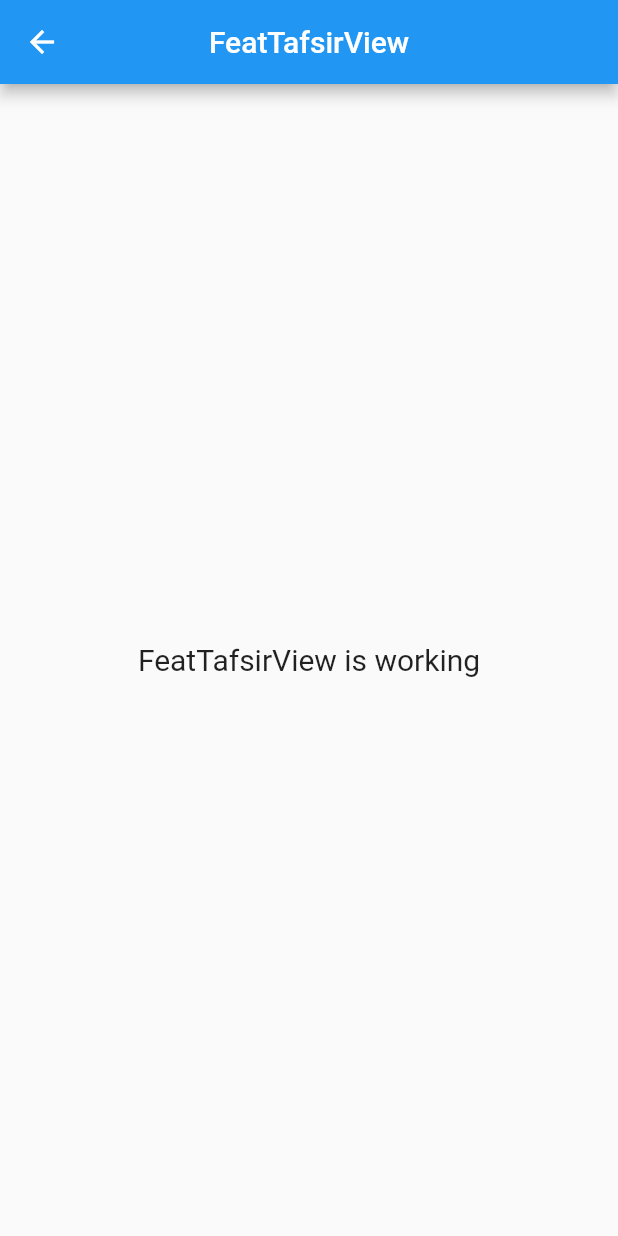
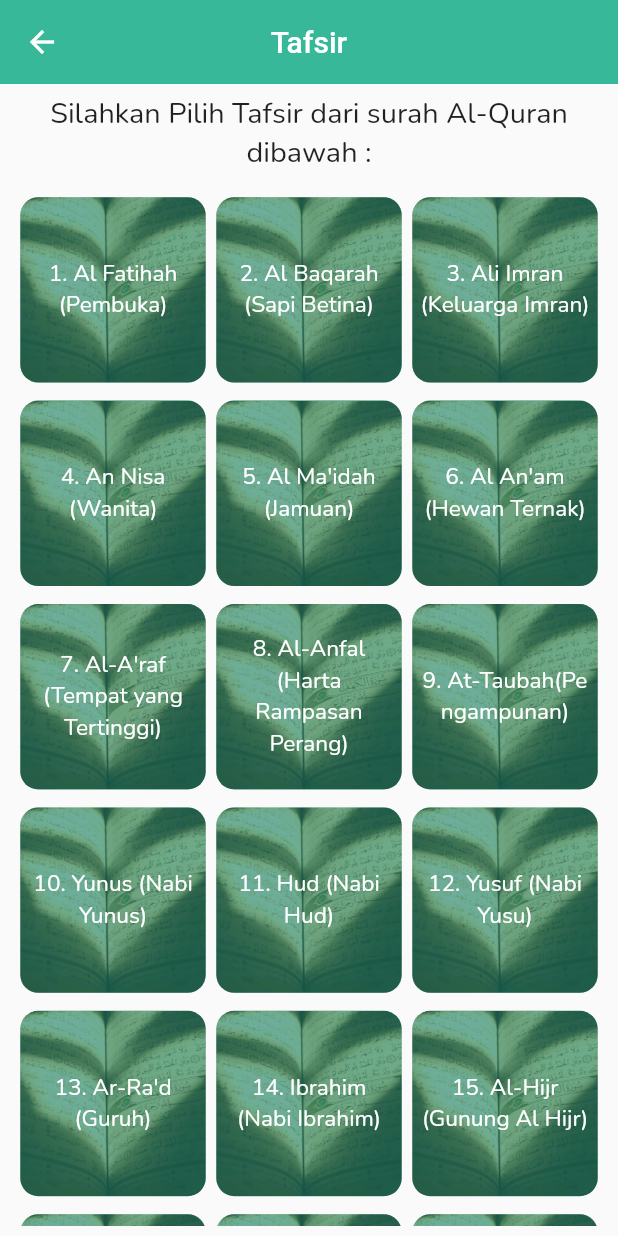
Before and after one commit to bagussubagja/muslim-pocket-app, a Flutter app: the FeatTafsirView screen opened by its route, on a phone screen of 412 x 824 dp. Run offline on Flutter 3.47's test engine with Material 2 defaults, Android fonts, the phone set to English and light mode, and no system bars; our stand-ins replace audioplayers, cached_network_image, curved_navigation_bar, geolocator, get, get_storage and 2 more; missing offline and left inert: flutter_islamic_icons, hijriyah_indonesia, slide_digital_clock; accounts and stored records are empty; network calls fail; statements that could not run were skipped.

Commit message:
MP-10 : Add Tafsir Feature

```diff
--- /dev/null
+++ b/lib/app/data/models/tafsir_model.dart
@@ -0,0 +1,150 @@
+// To parse this JSON data, do
+//
+//     final tafsirModel = tafsirModelFromJson(jsonString);
+
+import 'dart:convert';
+
+TafsirModel? tafsirModelFromJson(String str) =>
+    TafsirModel.fromJson(json.decode(str));
+
+String tafsirModelToJson(TafsirModel? data) => json.encode(data!.toJson());
+
+class TafsirModel {
+  TafsirModel({
+    this.status,
+    this.nomor,
+    this.nama,
+    this.namaLatin,
+    this.jumlahAyat,
+    this.tempatTurun,
+    this.arti,
+    this.deskripsi,
+    this.audio,
+    this.tafsir,
+    this.suratSelanjutnya,
+    this.suratSebelumnya,
+  });
+
+  bool? status;
+  int? nomor;
+  String? nama;
+  String? namaLatin;
+  int? jumlahAyat;
+  String? tempatTurun;
+  String? arti;
+  String? deskripsi;
+  String? audio;
+  List<Tafsir?>? tafsir;
+  SuratSelanjutnya? suratSelanjutnya;
+  bool? suratSebelumnya;
+
+  factory TafsirModel.fromJson(Map<String, dynamic> json) => TafsirModel(
+        nomor: json["nomor"],
+        nama: json["nama"],
+        namaLatin: json["nama_latin"],
+        jumlahAyat: json["jumlah_ayat"],
+        tempatTurun: json["tempat_turun"],
+        arti: json["arti"],
+        deskripsi: json["deskripsi"],
+        audio: json["audio"],
+        tafsir: json["tafsir"] == null
+            ? []
+            : List<Tafsir?>.from(
+                json["tafsir"]!.map((x) => Tafsir.fromJson(x))),
+        suratSelanjutnya: SuratSelanjutnya.fromJson(json["surat_selanjutnya"]),
+      );
+
+  Map<String, dynamic> toJson() => {
+        "status": status,
+        "nomor": nomor,
+        "nama": nama,
+        "nama_latin": namaLatin,
+        "jumlah_ayat": jumlahAyat,
+        "tempat_turun": tempatTurun,
+        "arti": arti,
+        "deskripsi": deskripsi,
+        "audio": audio,
+        "tafsir": tafsir == null
+            ? []
+            : List<dynamic>.from(tafsir!.map((x) => x!.toJson())),
+        "surat_selanjutnya": suratSelanjutnya!.toJson(),
+        "surat_sebelumnya": suratSebelumnya,
+      };
+}
+
+class SuratSelanjutnya {
+  SuratSelanjutnya({
+    this.id,
+    this.nomor,
+    this.nama,
+    this.namaLatin,
+    this.jumlahAyat,
+    this.tempatTurun,
+    this.arti,
+    this.deskripsi,
+    this.audio,
+  });
+
+  int? id;
+  int? nomor;
+  String? nama;
+  String? namaLatin;
+  int? jumlahAyat;
+  String? tempatTurun;
+  String? arti;
+  String? deskripsi;
+  String? audio;
+
+  factory SuratSelanjutnya.fromJson(Map<String, dynamic> json) =>
+      SuratSelanjutnya(
+        id: json["id"],
+        nomor: json["nomor"],
+        nama: json["nama"],
+        namaLatin: json["nama_latin"],
+        jumlahAyat: json["jumlah_ayat"],
+        tempatTurun: json["tempat_turun"],
+        arti: json["arti"],
+        deskripsi: json["deskripsi"],
+        audio: json["audio"],
+      );
+
+  Map<String, dynamic> toJson() => {
+        "id": id,
+        "nomor": nomor,
+        "nama": nama,
+        "nama_latin": namaLatin,
+        "jumlah_ayat": jumlahAyat,
+        "tempat_turun": tempatTurun,
+        "arti": arti,
+        "deskripsi": deskripsi,
+        "audio": audio,
+      };
+}
+
+class Tafsir {
+  Tafsir({
+    this.id,
+    this.surah,
+    this.ayat,
+    this.tafsir,
+  });
+
+  int? id;
+  int? surah;
+  int? ayat;
+  String? tafsir;
+
+  factory Tafsir.fromJson(Map<String, dynamic> json) => Tafsir(
+        id: json["id"],
+        surah: json["surah"],
+        ayat: json["ayat"],
+        tafsir: json["tafsir"],
+      );
+
+  Map<String, dynamic> toJson() => {
+        "id": id,
+        "surah": surah,
+        "ayat": ayat,
+        "tafsir": tafsir,
+      };
+}
--- a/lib/app/modules/home/feat_tafsir/controllers/feat_tafsir_controller.dart
+++ b/lib/app/modules/home/feat_tafsir/controllers/feat_tafsir_controller.dart
@@ -1,9 +1,122 @@
 import 'package:get/get.dart';
 
 class FeatTafsirController extends GetxController {
-  //TODO: Implement FeatTafsirController
+  final List<String> quranSurahList = [
+    "1. Al Fatihah (Pembuka)",
+    "2. Al Baqarah (Sapi Betina)",
+    "3. Ali Imran (Keluarga Imran)",
+    "4. An Nisa (Wanita)",
+    "5. Al Ma'idah (Jamuan)",
+    "6. Al An'am (Hewan Ternak)",
+    "7. Al-A'raf (Tempat yang Tertinggi)",
+    "8. Al-Anfal (Harta Rampasan Perang)",
+    "9. At-Taubah(Pengampunan)",
+    "10. Yunus (Nabi Yunus)",
+    "11. Hud (Nabi Hud)",
+    "12. Yusuf (Nabi Yusu)",
+    "13. Ar-Ra'd (Guruh)",
+    "14. Ibrahim (Nabi Ibrahim)",
+    "15. Al-Hijr (Gunung Al Hijr)",
+    "16. An-Nahl (Lebah)",
+    "17. Al-Isra' (Perjalanan Malam)",
+    "18. Al-Kahf (Penghuni-penghuni Gua)",
+    "19. Maryam (Maryam)",
+    "20. Ta Ha (Ta Ha)",
+    "21. Al-Anbiya (Nabi-Nabi)",
+    "22. Al-Hajj (Haji)",
+    "23. Al-Mu'minun (Orang-orang mukmin)",
+    "24. An-Nur (Cahaya)",
+    "25. Al-Furqan (Pembeda)",
+    "26. Asy-Syu'ara' (Penyair)",
+    "27. An-Naml (Semut)",
+    "28. Al-Qasas (Kisah-kisah)",
+    "29. Al-'Ankabut (Laba-laba)",
+    "30. Ar-Rum (Bangsa Romawi)",
+    "31. Luqman (Keluarga Luqman)",
+    "32. As-Sajdah (Sajdah)",
+    "33. Al-Ahzab (Golongan-golongan yang Bersekutu)",
+    "34. Saba' (Kaum Saba')",
+    "35. Fatir (Pencipta)",
+    "36. Ya Sin (Yaasiin)",
+    "37. As-Saffat (Barisan-barisan)",
+    "38. Sad (Shaad)",
+    "39. Az-Zumar (Rombongan-rombongan)",
+    "40. Ghafir (Yang Mengampuni)",
+    "41. Fussilat (Yang Dijelaskan)",
+    "42. Asy-Syura (Musyawarah)",
+    "43. Az-Zukhruf (Perhiasan)",
+    "44. Ad-Dukhan (Kabut)",
+    "45. Al-Jasiyah (Yang Bertekuk Lutut)",
+    "46. Al-Ahqaf (Bukit-bukit Pasir)",
+    "47. Muhammad (Nabi Muhammad)",
+    "48. Al-Fath (Kemenangan)",
+    "49. Al-Hujurat (Kamar-kamar)",
+    "50. Qaf (Qaaf)",
+    "51. Az-Zariyat (Angin yang Menerbangkan)",
+    "52. At-Tur (Bukit)",
+    "53. An-Najm (Bintang)",
+    "54. Al-Qamar (Bulan)",
+    "55. Ar-Rahman (Yang Maha Pemurah)",
+    "56. Al-Waqi'ah (Hari Kiamat)",
+    "57. Al-Hadid (Besi)",
+    "58. Al-Mujadilah (Wanita yang Mengajukan Gugatan)",
+    "59. Al-Hasyr (Pengusiran)",
+    "60. Al-Mumtahanah (Wanita yang Diuji)",
+    "61. As-Saff (Satu Barisan)",
+    "62. Al-Jumu'ah (Hari Jum'at)",
+    "63. Al-Munafiqun (Orang-orang yang Munafik)",
+    "64. At-Tagabun (Hari Dinampakkan Kesalahan-kesalahan)",
+    "65. At-Talaq (Talak)",
+    "67. Al-Mulk (Kerajaan)",
+    "68. Al-Qalam (Pena)",
+    "69. Al-Haqqah (Hari Kiamat)",
+    "70. Al-Ma'arij (Tempat Naik)",
+    "71. Nuh (Nabi Nuh)",
+    "72. Al-Jinn (Jin)",
+    "73. Al-Muzzammil (Orang yang Berselimut)",
+    "74. Al-Muddassir (Orang yang Berkemul)",
+    "75. Al-Qiyamah (Kiamat)",
+    "76. Al-Insan (Manusia)",
+    "77. Al-Mursalat (Malaikat-Malaikat Yang Diutus)",
+    "78. An-Naba' (Berita Besar)",
+    "79. An-Nazi'at (Malaikat-Malaikat Yang Mencabut)",
+    "80. 'Abasa (Ia Bermuka Masam)",
+    "81. At-Takwir (Menggulung)",
+    "82.Al-Infitar (Terbelah)",
+    "83. Al-Tatfif (Orang-orang yang Curang)",
+    "84. Al-Insyiqaq (Terbelah)",
+    "85. Al-Buruj (Gugusan Bintang)",
+    "86. At-Tariq (Yang Datang di Malam Hari)",
+    "87. Al-A'la (Yang Paling Tinggi)",
+    "88. Al-Gasyiyah (Hari Pembalasan)",
+    "89. Al-Fajr (Fajar)",
+    "90. Al-Balad (Negeri)",
+    "91. Asy-Syams (Matahari)",
+    "92. Al-Lail (Malam)",
+    "93. Ad-Duha (Waktu Matahari Sepenggalahan Naik (Dhuha))",
+    "94. Al-Insyirah (Melapangkan)",
+    "95. At-Tin (Buah Tin)",
+    "96. Al-'Alaq (Segumpal Darah)",
+    "97. Al-Qadr (Kemuliaan)",
+    "98. Al-Bayyinah (Pembuktian)",
+    "99. Az-Zalzalah (Kegoncangan)",
+    "100. Al-'Adiyat (Berlari Kencang)",
+    "101. Al-Qari'ah (Hari Kiamat)",
+    "102. At-Takasur (Bermegah-megahan)",
+    "103. Al-'Asr (Masa)",
+    "104. Al-Humazah (Pengumpat)",
+    "105. Al-Fil (Gajah)",
+    "106. Quraisy (Suku Quraisy)",
+    "107. Al-Ma'un (Barang-barang yang Berguna)",
+    "108. Al-Kausar (Nikmat yang Berlimpah)",
+    "109. Al-Kafirun (Orang-orang Kafir)",
+    "110. An-Nasr (Pertolongan)",
+    "111. Al-Lahab (Gejolak Api)",
+    "112. Al-Ikhlas (Ikhlas)",
+    "113. Al-Falaq (Waktu Subuh)",
+    "114.An-Nas (Umat Manusia)",
+  ];
 
-  final count = 0.obs;
   @override
   void onInit() {
     super.onInit();
@@ -18,6 +131,4 @@ class FeatTafsirController extends GetxController {
   void onClose() {
     super.onClose();
   }
-
-  void increment() => count.value++;
 }
--- a/lib/app/modules/home/feat_tafsir/views/feat_tafsir_view.dart
+++ b/lib/app/modules/home/feat_tafsir/views/feat_tafsir_view.dart
@@ -1,22 +1,87 @@
 import 'package:flutter/material.dart';
 
 import 'package:get/get.dart';
+import 'package:muslim_pocket_app/app/utils/constants/constant_layout.dart';
+import 'package:muslim_pocket_app/app/utils/constants/constant_theme.dart';
+import 'package:muslim_pocket_app/app/widgets/margin_widget.dart';
+import 'package:sizer/sizer.dart';
 
+import '../../../../routes/app_pages.dart';
 import '../controllers/feat_tafsir_controller.dart';
 
 class FeatTafsirView extends GetView<FeatTafsirController> {
-  const FeatTafsirView({Key? key}) : super(key: key);
+  FeatTafsirView({Key? key}) : super(key: key);
+  @override
+  final controller = Get.put(FeatTafsirController());
   @override
   Widget build(BuildContext context) {
     return Scaffold(
       appBar: AppBar(
-        title: const Text('FeatTafsirView'),
+        title: Text('tafsir'.tr),
         centerTitle: true,
+        backgroundColor: greenPrimaryColor,
+        elevation: 0,
       ),
-      body: const Center(
-        child: Text(
-          'FeatTafsirView is working',
-          style: TextStyle(fontSize: 20),
+      body: SafeArea(
+        child: Padding(
+          padding: defaultPaddingScreen,
+          child: ListView(
+            children: [
+              Text(
+                'Silahkan Pilih Tafsir dari surah Al-Quran dibawah :',
+                style: regularStyle,
+                textAlign: TextAlign.center,
+              ),
+              marginWidget(2.h, 0),
+              SizedBox(
+                width: Get.width,
+                child: Wrap(
+                  alignment: WrapAlignment.spaceAround,
+                  runSpacing: 12,
+                  children:
+                      List.generate(controller.quranSurahList.length, (index) {
+                    return InkWell(
+                      onTap: () {
+                        final noSurah =
+                            controller.quranSurahList[index].numericOnly();
+                        Get.toNamed(Routes.DETAIL_FEAT_TAFSIR,
+                            arguments: noSurah);
+                      },
+                      child: Container(
+                        height: 15.h,
+                        width: 15.h,
+                        padding: const EdgeInsets.all(5),
+                        decoration: BoxDecoration(
+                          borderRadius: BorderRadius.circular(12),
+                          color: greenDarkerColor,
+                          image: const DecorationImage(
+                            image: AssetImage(
+                                'assets/images/quran-surah-background.jpg'),
+                            opacity: 0.35,
+                            fit: BoxFit.cover,
+                          ),
+                        ),
+                        child: Column(
+                          mainAxisAlignment: MainAxisAlignment.center,
+                          crossAxisAlignment: CrossAxisAlignment.start,
+                          children: [
+                            Text(
+                              controller.quranSurahList[index],
+                              style: regularStyle.copyWith(
+                                color: Colors.white,
+                                fontSize: 11.sp,
+                              ),
+                              textAlign: TextAlign.center,
+                            ),
+                          ],
+                        ),
+                      ),
+                    );
+                  }),
+                ),
+              )
+            ],
+          ),
         ),
       ),
     );
--- a/lib/app/routes/app_pages.dart
+++ b/lib/app/routes/app_pages.dart
@@ -8,6 +8,8 @@ import '../modules/home/feat_hadits/detail_feat_hadits/bindings/detail_feat_hadi
 import '../modules/home/feat_hadits/detail_feat_hadits/views/detail_feat_hadits_view.dart';
 import '../modules/home/feat_hadits/views/feat_hadits_view.dart';
 import '../modules/home/feat_tafsir/bindings/feat_tafsir_binding.dart';
+import '../modules/home/feat_tafsir/detail_feat_tafsir/bindings/detail_feat_tafsir_binding.dart';
+import '../modules/home/feat_tafsir/detail_feat_tafsir/views/detail_feat_tafsir_view.dart';
 import '../modules/home/feat_tafsir/views/feat_tafsir_view.dart';
 import '../modules/home/views/home_view.dart';
 import '../modules/kajian/bindings/kajian_binding.dart';
@@ -50,8 +52,15 @@ class AppPages {
         ),
         GetPage(
           name: _Paths.FEAT_TAFSIR,
-          page: () => const FeatTafsirView(),
+          page: () => FeatTafsirView(),
           binding: FeatTafsirBinding(),
+          children: [
+            GetPage(
+              name: _Paths.DETAIL_FEAT_TAFSIR,
+              page: () => const DetailFeatTafsirView(),
+              binding: DetailFeatTafsirBinding(),
+            ),
+          ],
         ),
         GetPage(
           name: _Paths.FEAT_DOA_COLLECTION,
--- a/lib/app/routes/app_routes.dart
+++ b/lib/app/routes/app_routes.dart
@@ -22,6 +22,8 @@ abstract class Routes {
   static const DETAIL_FEAT_HADITS =
       _Paths.HOME + _Paths.FEAT_HADITS + _Paths.DETAIL_FEAT_HADITS;
   static const FEAT_DOA_COLLECTION = _Paths.HOME + _Paths.FEAT_DOA_COLLECTION;
+  static const DETAIL_FEAT_TAFSIR =
+      _Paths.HOME + _Paths.FEAT_TAFSIR + _Paths.DETAIL_FEAT_TAFSIR;
 }
 
 abstract class _Paths {
@@ -43,4 +45,5 @@ abstract class _Paths {
   static const FEAT_NEARBY_MOSQUE = '/feat-nearby-mosque';
   static const DETAIL_FEAT_HADITS = '/detail-feat-hadits';
   static const FEAT_DOA_COLLECTION = '/feat-doa-collection';
+  static const DETAIL_FEAT_TAFSIR = '/detail-feat-tafsir';
 }
--- a/lib/app/translations/translations.dart
+++ b/lib/app/translations/translations.dart
@@ -1,68 +1,74 @@
 import 'package:get/get.dart';
 
-class LocaleLanguage extends Translations{
+class LocaleLanguage extends Translations {
   @override
   // TODO: implement keys
   Map<String, Map<String, String>> get keys => {
-    'id_ID' : {
+        'id_ID': {
           'salam': 'Assalamualaikum',
-      'shubuh' : 'Shubuh',
-      'dzuhur' : 'Dzuhur',
-      'ashar' : 'Ashar',
-      'maghrib' : 'Maghrib',
-      'isya' : 'Isya',
+          'shubuh': 'Shubuh',
+          'dzuhur': 'Dzuhur',
+          'ashar': 'Ashar',
+          'maghrib': 'Maghrib',
+          'isya': 'Isya',
           'kategori': 'Kategori',
           'quran': 'Al-Quran',
-      'hadist' : 'Hadits',
-      'kumpulan_doa' : 'Kumpulan Do\'a-do\'a',
-      'tafsir' : 'Tafsir',
-      'masjid_terdekat' : 'Masjid Terdekat',
+          'hadist': 'Hadits',
+          'kumpulan_doa': 'Kumpulan Do\'a-do\'a',
+          'tafsir': 'Tafsir',
+          'tafsir_alquran': 'Tafsir Al-quran',
+          'masjid_terdekat': 'Masjid Terdekat',
           'surah_of_the_day': "Surah Hari Ini",
-      'ayat_of_the_day' : "Ayat Hari Ini",
-      'text_banner_ayat_of_the_day' : 'Dapatkan ayat pilihan agar menjadi pengingat bagimu!',
-      'get_ayat_of_the_day' : 'Dapatkan Ayat Hari Ini!',
+          'ayat_of_the_day': "Ayat Hari Ini",
+          'text_banner_ayat_of_the_day':
+              'Dapatkan ayat pilihan agar menjadi pengingat bagimu!',
+          'get_ayat_of_the_day': 'Dapatkan Ayat Hari Ini!',
           'daftar_surah': 'Daftar Surah',
-      'yufid_search_engine' : 'Yufid.com : Mesin Pencari Islami',
-      'kajian_islami' : 'Kajian Islami',
-      'dengar_kajian_24_7' : 'Dengarkan Kajian Islam Terbaik dari Para Asatidz selama 24/7',
-      'channel_islam' : 'Kanal Islam',
-      'playlist_kajian' : 'Daftar Putar Video Kajian',
-      'selengkapnya' : 'Selengkapnya',
-      'pengaturan' : 'Pengaturan',
-      'akun' : 'Akun',
-      'tentang_kami' : 'Tentang Kami',
-      'pusat_bantuan' : 'Pusat Bantuan',
-      'log_out' : 'Log Out'
+          'yufid_search_engine': 'Yufid.com : Mesin Pencari Islami',
+          'kajian_islami': 'Kajian Islami',
+          'dengar_kajian_24_7':
+              'Dengarkan Kajian Islam Terbaik dari Para Asatidz selama 24/7',
+          'channel_islam': 'Kanal Islam',
+          'playlist_kajian': 'Daftar Putar Video Kajian',
+          'selengkapnya': 'Selengkapnya',
+          'pengaturan': 'Pengaturan',
+          'akun': 'Akun',
+          'tentang_kami': 'Tentang Kami',
+          'pusat_bantuan': 'Pusat Bantuan',
+          'log_out': 'Log Out'
         },
-    'en_US' : {
+        'en_US': {
           'salam': 'Assalamualaikum',
-      'shubuh' : 'Shubuh',
-      'dzuhur' : 'Dzuhur',
-      'ashar' : 'Ashar',
-      'maghrib' : 'Maghrib',
-      'isya' : 'Isya',
+          'shubuh': 'Shubuh',
+          'dzuhur': 'Dzuhur',
+          'ashar': 'Ashar',
+          'maghrib': 'Maghrib',
+          'isya': 'Isya',
           'kategori': 'Category',
           'quran': 'Al-Quran',
-      'hadist' : 'Hadits',
-      'kumpulan_doa' : 'Collection of Prayers',
-      'tafsir' : 'Tafsir',
-      'masjid_terdekat' : 'Mosque Nearby',
+          'hadist': 'Hadits',
+          'kumpulan_doa': 'Collection of Prayers',
+          'tafsir': 'Tafsir',
+          'tafsir_alquran': 'Tafsir Al-quran',
+          'masjid_terdekat': 'Mosque Nearby',
           'surah_of_the_day': "Surah of The Day",
-      'ayat_of_the_day' : "Ayat of The Day",
-      'text_banner_ayat_of_the_day' : 'Get selected verses to serve as a reminder to you!',
-      'get_ayat_of_the_day' : 'Dapatkan Ayat Hari Ini!',
+          'ayat_of_the_day': "Ayat of The Day",
+          'text_banner_ayat_of_the_day':
+              'Get selected verses to serve as a reminder to you!',
+          'get_ayat_of_the_day': 'Dapatkan Ayat Hari Ini!',
           'daftar_surah': 'List of Surah',
-      'yufid_search_engine' : 'Yufid.com : Islamic Search Engine',
-      'kajian_islami' : 'Islamic Studies',
-      'dengar_kajian_24_7' : 'Listen to the Best Islamic Studies from Asatidz for 24/7',
-      'channel_islam' : 'Islamic Channel',
-      'playlist_kajian' : 'Playlist Islamic Studies Video',
-      'selengkapnya' : 'More',
-      'pengaturan' : 'Setting',
-      'akun' : 'Account',
-      'tentang_kami' : 'About Us',
-      'pusat_bantuan' : 'Help Center',
-      'log_out' : 'Log Out'
+          'yufid_search_engine': 'Yufid.com : Islamic Search Engine',
+          'kajian_islami': 'Islamic Studies',
+          'dengar_kajian_24_7':
+              'Listen to the Best Islamic Studies from Asatidz for 24/7',
+          'channel_islam': 'Islamic Channel',
+          'playlist_kajian': 'Playlist Islamic Studies Video',
+          'selengkapnya': 'More',
+          'pengaturan': 'Setting',
+          'akun': 'Account',
+          'tentang_kami': 'About Us',
+          'pusat_bantuan': 'Help Center',
+          'log_out': 'Log Out'
         }
       };
 }
--- a/lib/app/utils/constants/constant_url.dart
+++ b/lib/app/utils/constants/constant_url.dart
@@ -12,4 +12,8 @@ class ConstantURL {
   nearbyMosqueEndpoint(String lat, String long) {
     return 'https://www.google.co.id/maps/search/masjid+terdekat/@$lat,$long,15z/data=!3m1!4b1';
   }
+
+  tafsirEndpoint(int surah) {
+    return 'https://equran.id/api/tafsir/$surah';
+  }
 }
```
Also changed, not shown: lib/app/modules/home/feat_tafsir/detail_feat_tafsir/bindings/detail_feat_tafsir_binding.dart (added, +12 -0 lines), lib/app/modules/home/feat_tafsir/detail_feat_tafsir/controllers/detail_feat_tafsir_controller.dart (added, +31 -0 lines), lib/app/modules/home/feat_tafsir/detail_feat_tafsir/providers/detail_feat_tafsir_provider.dart (added, +28 -0 lines), lib/app/modules/home/feat_tafsir/detail_feat_tafsir/views/detail_feat_tafsir_view.dart (added, +82 -0 lines), lib/app/modules/home/feat_tafsir/providers/feat_tafsir_provider.dart (added, +29 -0 lines). Lines whose indentation alone changed are shown as unchanged.
